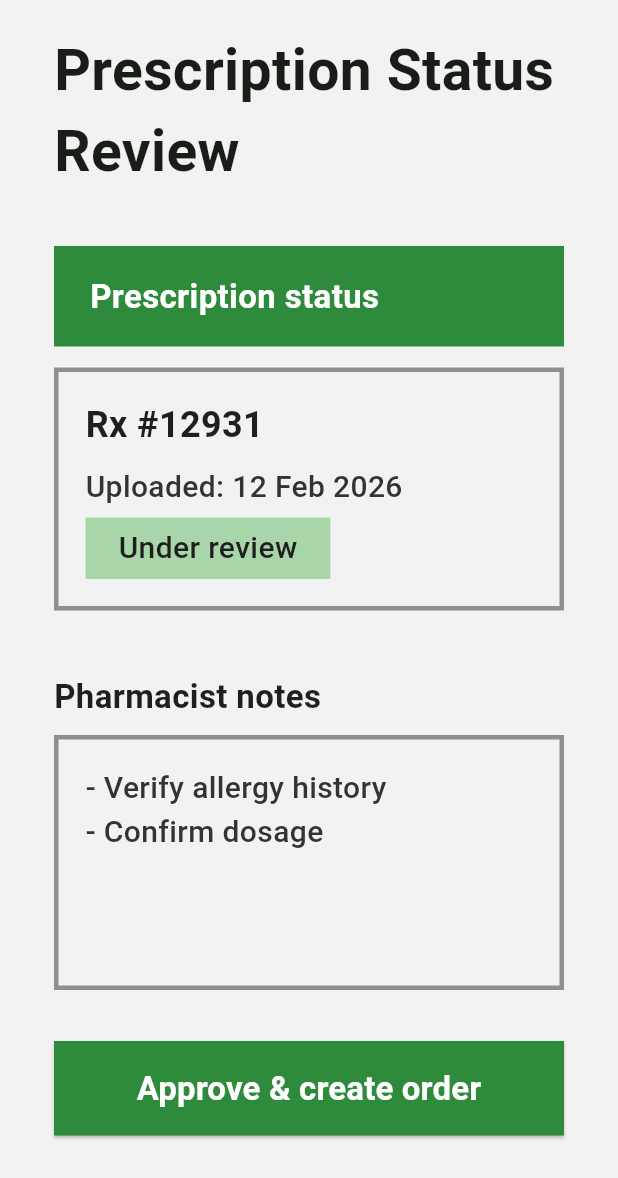
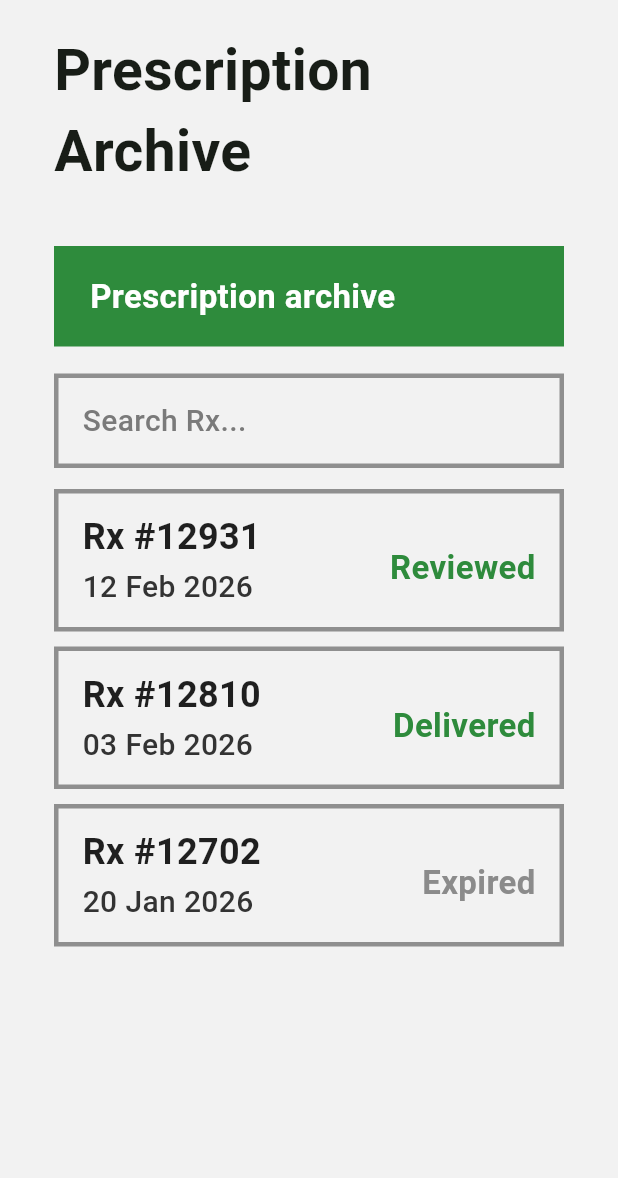
Before and after one commit to lekaareda/Pharmax, a Flutter app: the screen it shows after launch, on a phone screen of 412 x 824 dp. Shown: the top 1178 px of the screen. Run offline on Flutter 3.47's test engine with Material 3 defaults, Android fonts, the phone set to English and light mode, and no system bars.

Commit message:
Add prescription archive screen UI

```diff
--- a/lib/main.dart
+++ b/lib/main.dart
@@ -19,13 +19,13 @@ class PharmaxApp extends StatelessWidget {
         scaffoldBackgroundColor: const Color(0xFFF2F2F2),
         colorScheme: ColorScheme.fromSeed(seedColor: primaryGreen),
       ),
-      home: const PrescriptionStatusScreen(),
+      home: const PrescriptionArchiveScreen(),
     );
   }
 }
 
-class PrescriptionStatusScreen extends StatelessWidget {
-  const PrescriptionStatusScreen({super.key});
+class PrescriptionArchiveScreen extends StatelessWidget {
+  const PrescriptionArchiveScreen({super.key});
 
   @override
   Widget build(BuildContext context) {
@@ -40,7 +40,7 @@ class PrescriptionStatusScreen extends StatelessWidget {
               const Align(
                 alignment: Alignment.centerLeft,
                 child: Text(
-                  'Prescription Status Review',
+                  'Prescription Archive',
                   style: TextStyle(fontSize: 38, fontWeight: FontWeight.w700),
                 ),
               ),
@@ -50,7 +50,7 @@ class PrescriptionStatusScreen extends StatelessWidget {
                 color: primaryGreen,
                 padding: const EdgeInsets.symmetric(horizontal: 24, vertical: 18),
                 child: const Text(
-                  'Prescription status',
+                  'Prescription archive',
                   style: TextStyle(
                     color: Colors.white,
                     fontSize: 22,
@@ -58,94 +58,42 @@ class PrescriptionStatusScreen extends StatelessWidget {
                   ),
                 ),
               ),
-              const SizedBox(height: 14),
+              const SizedBox(height: 18),
               Container(
                 width: double.infinity,
                 decoration: BoxDecoration(
                   border: Border.all(color: const Color(0xFF8F8F8F), width: 3),
                 ),
-                padding: const EdgeInsets.all(18),
-                child: Column(
-                  crossAxisAlignment: CrossAxisAlignment.start,
-                  children: [
-                    const Text(
-                      'Rx #12931',
-                      style: TextStyle(
-                        color: Color(0xFF1F1F1F),
-                        fontSize: 24,
-                        fontWeight: FontWeight.w700,
-                      ),
-                    ),
-                    const SizedBox(height: 10),
-                    const Text(
-                      'Uploaded: 12 Feb 2026',
-                      style: TextStyle(
-                        color: Color(0xFF333333),
-                        fontSize: 20,
-                        fontWeight: FontWeight.w500,
-                      ),
-                    ),
-                    const SizedBox(height: 6),
-                    Container(
-                      color: const Color(0xFFA9D6A9),
-                      padding: const EdgeInsets.symmetric(horizontal: 22, vertical: 6),
-                      child: const Text(
-                        'Under review',
-                        style: TextStyle(
-                          color: Color(0xFF1E1E1E),
-                          fontSize: 20,
-                          fontWeight: FontWeight.w500,
-                        ),
-                      ),
-                    ),
-                  ],
-                ),
-              ),
-              const SizedBox(height: 42),
-              const Align(
-                alignment: Alignment.centerLeft,
-                child: Text(
-                  'Pharmacist notes',
+                padding: const EdgeInsets.symmetric(horizontal: 16, vertical: 14),
+                child: const Text(
+                  'Search Rx...',
                   style: TextStyle(
-                    color: Color(0xFF1F1F1F),
-                    fontSize: 22,
-                    fontWeight: FontWeight.w700,
-                  ),
-                ),
-              ),
-              const SizedBox(height: 10),
-              Container(
-                width: double.infinity,
-                height: 170,
-                decoration: BoxDecoration(
-                  border: Border.all(color: const Color(0xFF8F8F8F), width: 3),
-                ),
-                padding: const EdgeInsets.all(18),
-                child: const Text(
-                  '- Verify allergy history\n- Confirm dosage',
-                  style: TextStyle(
-                    color: Color(0xFF333333),
+                    color: Color(0xFF7A7A7A),
                     fontSize: 20,
                     fontWeight: FontWeight.w500,
                   ),
                 ),
               ),
-              const SizedBox(height: 34),
-              SizedBox(
-                width: double.infinity,
-                child: ElevatedButton(
-                  onPressed: () {},
-                  style: ElevatedButton.styleFrom(
-                    backgroundColor: primaryGreen,
-                    foregroundColor: Colors.white,
-                    shape: const RoundedRectangleBorder(),
-                    padding: const EdgeInsets.symmetric(vertical: 16),
-                  ),
-                  child: const Text(
-                    'Approve & create order',
-                    style: TextStyle(fontSize: 22, fontWeight: FontWeight.w700),
-                  ),
-                ),
+              const SizedBox(height: 14),
+              const _ArchiveItem(
+                rxNumber: 'Rx #12931',
+                date: '12 Feb 2026',
+                status: 'Reviewed',
+                statusColor: Color(0xFF2E8B3C),
+              ),
+              const SizedBox(height: 10),
+              const _ArchiveItem(
+                rxNumber: 'Rx #12810',
+                date: '03 Feb 2026',
+                status: 'Delivered',
+                statusColor: Color(0xFF2E8B3C),
+              ),
+              const SizedBox(height: 10),
+              const _ArchiveItem(
+                rxNumber: 'Rx #12702',
+                date: '20 Jan 2026',
+                status: 'Expired',
+                statusColor: Color(0xFF8B8B8B),
               ),
               const Spacer(),
             ],
@@ -155,3 +103,69 @@ class PrescriptionStatusScreen extends StatelessWidget {
     );
   }
 }
+
+class _ArchiveItem extends StatelessWidget {
+  const _ArchiveItem({
+    required this.rxNumber,
+    required this.date,
+    required this.status,
+    required this.statusColor,
+  });
+
+  final String rxNumber;
+  final String date;
+  final String status;
+  final Color statusColor;
+
+  @override
+  Widget build(BuildContext context) {
+    return Container(
+      width: double.infinity,
+      decoration: BoxDecoration(
+        border: Border.all(color: const Color(0xFF8F8F8F), width: 3),
+      ),
+      padding: const EdgeInsets.symmetric(horizontal: 16, vertical: 12),
+      child: Row(
+        crossAxisAlignment: CrossAxisAlignment.start,
+        children: [
+          Expanded(
+            child: Column(
+              crossAxisAlignment: CrossAxisAlignment.start,
+              children: [
+                Text(
+                  rxNumber,
+                  style: const TextStyle(
+                    color: Color(0xFF1F1F1F),
+                    fontSize: 24,
+                    fontWeight: FontWeight.w700,
+                  ),
+                ),
+                const SizedBox(height: 2),
+                Text(
+                  date,
+                  style: const TextStyle(
+                    color: Color(0xFF333333),
+                    fontSize: 20,
+                    fontWeight: FontWeight.w500,
+                  ),
+                ),
+              ],
+            ),
+          ),
+          const SizedBox(width: 8),
+          Padding(
+            padding: const EdgeInsets.only(top: 22),
+            child: Text(
+              status,
+              style: TextStyle(
+                color: statusColor,
+                fontSize: 22,
+                fontWeight: FontWeight.w700,
+              ),
+            ),
+          ),
+        ],
+      ),
+    );
+  }
+}
```
Also changed, not shown: 1 other file.
